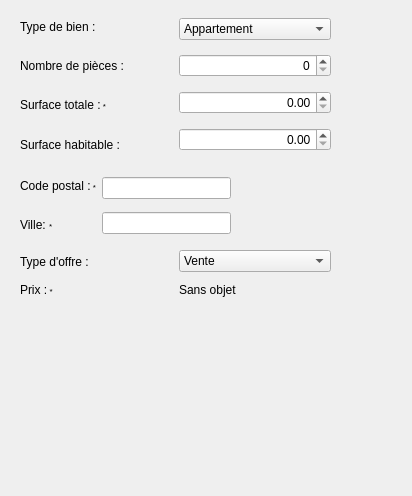
Before: the Qt Designer form dialogrecherche.ui in Kodstok/QtProjet, drawn with Qt 5.
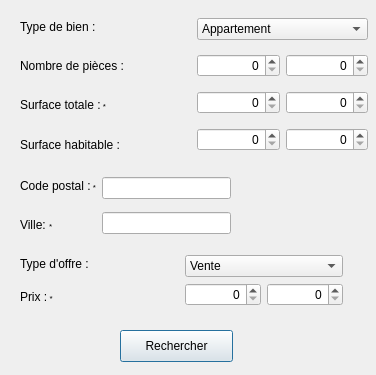
After: the same form once the commit is applied.

Patch:
```diff
--- a/dialogrecherche.ui
+++ b/dialogrecherche.ui
@@ -6,10 +6,22 @@
    <rect>
     <x>0</x>
     <y>0</y>
-    <width>412</width>
-    <height>496</height>
+    <width>376</width>
+    <height>375</height>
    </rect>
   </property>
+  <property name="minimumSize">
+   <size>
+    <width>376</width>
+    <height>375</height>
+   </size>
+  </property>
+  <property name="maximumSize">
+   <size>
+    <width>376</width>
+    <height>375</height>
+   </size>
+  </property>
   <property name="windowTitle">
    <string>Dialog</string>
   </property>
@@ -18,8 +30,8 @@
     <rect>
      <x>20</x>
      <y>250</y>
-     <width>311</width>
-     <height>51</height>
+     <width>323</width>
+     <height>61</height>
     </rect>
    </property>
    <layout class="QHBoxLayout" name="horizontalLayout_4">
@@ -44,25 +56,42 @@
     <item>
      <layout class="QVBoxLayout" name="verticalLayout_8">
       <item>
-       <widget class="QComboBox" name="comboBox_vente_loc">
-        <item>
-         <property name="text">
-          <string>Vente</string>
-         </property>
+       <layout class="QGridLayout" name="gridLayout_3">
+        <item row="0" column="0" colspan="2">
+         <widget class="QComboBox" name="comboBox_vente_loc">
+          <item>
+           <property name="text">
+            <string>Vente</string>
+           </property>
+          </item>
+          <item>
+           <property name="text">
+            <string>Location</string>
+           </property>
+          </item>
+         </widget>
         </item>
-        <item>
-         <property name="text">
-          <string>Location</string>
-         </property>
+        <item row="1" column="0">
+         <widget class="QSpinBox" name="spinBoxPrixInf">
+          <property name="alignment">
+           <set>Qt::AlignRight|Qt::AlignTrailing|Qt::AlignVCenter</set>
+          </property>
+          <property name="maximum">
+           <number>999999999</number>
+          </property>
+         </widget>
         </item>
-       </widget>
-      </item>
-      <item>
-       <widget class="QLabel" name="label_prix">
-        <property name="text">
-         <string>Sans objet</string>
-        </property>
-       </widget>
+        <item row="1" column="1">
+         <widget class="QSpinBox" name="spinBoxPrixSup">
+          <property name="alignment">
+           <set>Qt::AlignRight|Qt::AlignTrailing|Qt::AlignVCenter</set>
+          </property>
+          <property name="maximum">
+           <number>999999999</number>
+          </property>
+         </widget>
+        </item>
+       </layout>
       </item>
      </layout>
     </item>
@@ -73,7 +102,7 @@
     <rect>
      <x>20</x>
      <y>10</y>
-     <width>311</width>
+     <width>348</width>
      <height>151</height>
     </rect>
    </property>
@@ -111,8 +140,38 @@
      </layout>
     </item>
     <item>
-     <layout class="QVBoxLayout" name="verticalLayout_4">
-      <item>
+     <layout class="QGridLayout" name="gridLayout_2">
+      <item row="1" column="0">
+       <widget class="QSpinBox" name="spinBoxNumberRoomInf">
+        <property name="alignment">
+         <set>Qt::AlignRight|Qt::AlignTrailing|Qt::AlignVCenter</set>
+        </property>
+       </widget>
+      </item>
+      <item row="2" column="0">
+       <widget class="QDoubleSpinBox" name="doubleSpinBoxsSquareMeter_terrainInf">
+        <property name="alignment">
+         <set>Qt::AlignRight|Qt::AlignTrailing|Qt::AlignVCenter</set>
+        </property>
+        <property name="decimals">
+         <number>0</number>
+        </property>
+        <property name="maximum">
+         <double>10000.000000000000000</double>
+        </property>
+        <property name="singleStep">
+         <double>10.000000000000000</double>
+        </property>
+       </widget>
+      </item>
+      <item row="1" column="1">
+       <widget class="QSpinBox" name="spinBoxNumberRoomSup">
+        <property name="alignment">
+         <set>Qt::AlignRight|Qt::AlignTrailing|Qt::AlignVCenter</set>
+        </property>
+       </widget>
+      </item>
+      <item row="0" column="0" colspan="2">
        <widget class="QComboBox" name="comboBoxType">
         <item>
          <property name="text">
@@ -161,28 +220,49 @@
         </item>
        </widget>
       </item>
-      <item>
-       <widget class="QSpinBox" name="spinBoxNumberRoom">
+      <item row="2" column="1">
+       <widget class="QDoubleSpinBox" name="doubleSpinBoxsSquareMeter_terrainSup">
         <property name="alignment">
          <set>Qt::AlignRight|Qt::AlignTrailing|Qt::AlignVCenter</set>
         </property>
+        <property name="decimals">
+         <number>0</number>
+        </property>
+        <property name="maximum">
+         <double>10000.000000000000000</double>
+        </property>
+        <property name="singleStep">
+         <double>10.000000000000000</double>
+        </property>
        </widget>
       </item>
-      <item>
-       <widget class="QDoubleSpinBox" name="doubleSpinBoxsSquareMeter_terrain">
+      <item row="3" column="1">
+       <widget class="QDoubleSpinBox" name="doubleSpinBoxsSquareMeter_habSup">
         <property name="alignment">
          <set>Qt::AlignRight|Qt::AlignTrailing|Qt::AlignVCenter</set>
         </property>
+        <property name="decimals">
+         <number>0</number>
+        </property>
+        <property name="maximum">
+         <double>10000.000000000000000</double>
+        </property>
         <property name="singleStep">
          <double>10.000000000000000</double>
         </property>
        </widget>
       </item>
-      <item>
-       <widget class="QDoubleSpinBox" name="doubleSpinBoxsSquareMeter_terrain_2">
+      <item row="3" column="0">
+       <widget class="QDoubleSpinBox" name="doubleSpinBoxsSquareMeter_habInf">
         <property name="alignment">
          <set>Qt::AlignRight|Qt::AlignTrailing|Qt::AlignVCenter</set>
         </property>
+        <property name="decimals">
+         <number>0</number>
+        </property>
+        <property name="maximum">
+         <double>10000.000000000000000</double>
+        </property>
         <property name="singleStep">
          <double>10.000000000000000</double>
         </property>
@@ -232,6 +312,19 @@
     </item>
    </layout>
   </widget>
+  <widget class="QPushButton" name="pushRecherche">
+   <property name="geometry">
+    <rect>
+     <x>120</x>
+     <y>330</y>
+     <width>113</width>
+     <height>32</height>
+    </rect>
+   </property>
+   <property name="text">
+    <string>Rechercher</string>
+   </property>
+  </widget>
  </widget>
  <resources/>
  <connections/>
```
Left out of the diff: 2 changed lines with no effect on the pictures.
